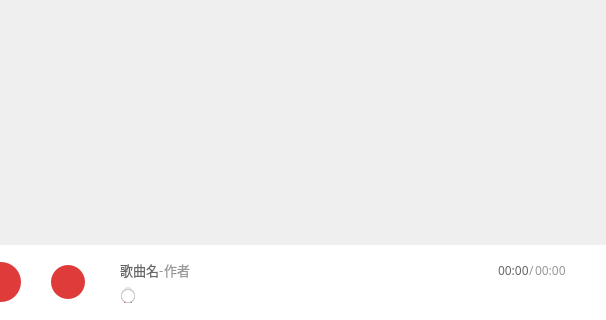
cuncinc/CloudMusic_Qt, file mainwindow.ui: the form before one commit; both pictures show x 194 to 800 and y 280 to 600 of the 800 by 600 pixel window.
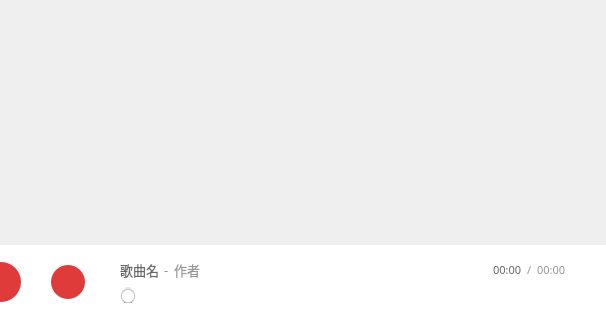
The form after the commit. Icons and pictures are not drawn. Custom widgets are drawn as their Qt base class.

Commit message: feat: retain last time window size and reset it

Patch:
```diff
--- a/mainwindow.ui
+++ b/mainwindow.ui
@@ -326,6 +326,9 @@
             </property>
             <item>
              <layout class="QHBoxLayout" name="horizontalLayout_2">
+              <property name="spacing">
+               <number>5</number>
+              </property>
               <property name="sizeConstraint">
                <enum>QLayout::SetDefaultConstraint</enum>
               </property>
@@ -442,6 +445,9 @@
             </item>
             <item>
              <layout class="QHBoxLayout" name="horizontalLayout_3">
+              <property name="spacing">
+               <number>5</number>
+              </property>
               <property name="sizeConstraint">
                <enum>QLayout::SetDefaultConstraint</enum>
               </property>
@@ -456,7 +462,7 @@
                 <property name="font">
                  <font>
                   <family>Microsoft YaHei</family>
-                  <pointsize>9</pointsize>
+                  <pointsize>8</pointsize>
                  </font>
                 </property>
                 <property name="autoFillBackground">
@@ -487,7 +493,7 @@
                 <property name="font">
                  <font>
                   <family>Microsoft YaHei</family>
-                  <pointsize>9</pointsize>
+                  <pointsize>8</pointsize>
                  </font>
                 </property>
                 <property name="autoFillBackground">
@@ -518,7 +524,7 @@
                 <property name="font">
                  <font>
                   <family>Microsoft YaHei</family>
-                  <pointsize>9</pointsize>
+                  <pointsize>8</pointsize>
                  </font>
                 </property>
                 <property name="autoFillBackground">
```
Left out of the diff: 16 changed lines with no effect on the pictures. The commit also changes 4 other files.
